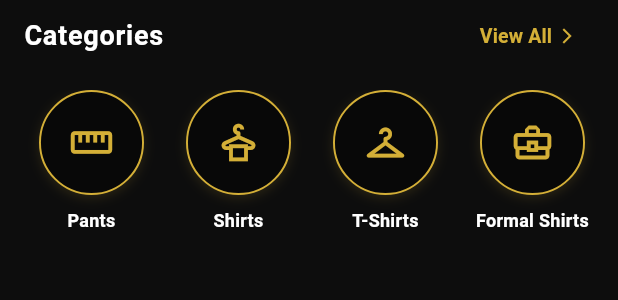
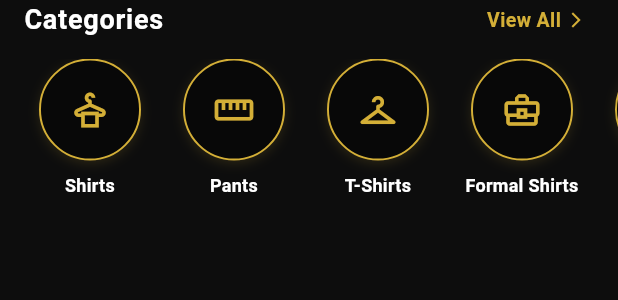
Before and after one commit to sivababu14301/RT-Android-Mobile-Application-, a Flutter app: the HomeCategories widget shown alone on an empty page, opened directly, on a phone screen of 412 x 824 dp. Shown: the top 300 px of the screen. Run offline on Flutter 3.47's test engine with Material 3 defaults, Android fonts, the phone set to English and light mode, and no system bars; our stand-ins replace dio, flutter_local_notifications, image_picker, open_filex, pdf, printing and 2 more; missing offline and left inert: razorpay_flutter; accounts and stored records are empty; network calls fail.

Commit message:
Update Home Categories to 7 standard clothing icons + More button and Full Categories Grid Screen

```diff
--- a/lib/screens/categories_screen.dart
+++ b/lib/screens/categories_screen.dart
@@ -8,7 +8,7 @@ class CategoriesScreen extends StatelessWidget {
 
   @override
   Widget build(BuildContext context) {
-    final categories = HomeCategories.categories;
+    final categories = HomeCategories.allCategories;
 
     return Scaffold(
       backgroundColor: AppColors.background,
--- a/lib/widgets/home/home_categories.dart
+++ b/lib/widgets/home/home_categories.dart
@@ -6,16 +6,27 @@ import '../../screens/products/product_list_screen.dart';
 class HomeCategories extends StatelessWidget {
   const HomeCategories({super.key});
 
-  // Expanded list of 16 categories
-  static const List<String> categories = [
+  // Top 7 featured categories for Home page
+  static const List<String> topCategories = [
+    'Shirts',
     'Pants',
-    'Shirts',
     'T-Shirts',
     'Formal Shirts',
     'Jeans',
+    'Suits',
+    'Blazers',
+  ];
+
+  // Full list of 16 categories for the full Categories Screen
+  static const List<String> allCategories = [
+    'Shirts',
+    'Pants',
+    'T-Shirts',
+    'Formal Shirts',
+    'Jeans',
+    'Suits',
+    'Blazers',
     'Trousers',
-    'Blazers',
-    'Suits',
     'Wedding Wear',
     'School Uniforms',
     'College Uniforms',
@@ -28,14 +39,14 @@ class HomeCategories extends StatelessWidget {
 
   static IconData getGoldClothingIcon(String categoryName) {
     final clean = categoryName.trim().toLowerCase();
+    if (clean == 'shirts') return Icons.dry_cleaning_outlined;
     if (clean == 'pants') return Icons.straighten;
-    if (clean == 'shirts') return Icons.dry_cleaning_outlined;
     if (clean == 't-shirts') return Icons.checkroom_outlined;
     if (clean == 'formal shirts') return Icons.business_center_outlined;
     if (clean == 'jeans') return Icons.style_outlined;
+    if (clean == 'suits') return Icons.military_tech_outlined;
+    if (clean == 'blazers') return Icons.work_outline;
     if (clean == 'trousers') return Icons.view_agenda_outlined;
-    if (clean == 'blazers') return Icons.work_outline;
-    if (clean == 'suits') return Icons.military_tech_outlined;
     if (clean == 'wedding wear') return Icons.celebration_outlined;
     if (clean == 'school uniforms') return Icons.badge_outlined;
     if (clean == 'college uniforms') return Icons.school_outlined;
@@ -44,15 +55,18 @@ class HomeCategories extends StatelessWidget {
     if (clean == 'shorts') return Icons.straighten;
     if (clean == 'jackets') return Icons.checkroom;
     if (clean == 'accessories') return Icons.style;
-    return Icons.style_outlined;
+    return Icons.checkroom_outlined;
   }
 
   @override
   Widget build(BuildContext context) {
+    // 7 categories + 1 "More" item
+    final int itemCount = topCategories.length + 1;
+
     return Column(
       crossAxisAlignment: CrossAxisAlignment.start,
       children: [
-        // Header Row: Categories Title & View All Action
+        // Header Row: Categories Title & View All
         Padding(
           padding: const EdgeInsets.symmetric(horizontal: 16.0),
           child: Row(
@@ -67,8 +81,8 @@ class HomeCategories extends StatelessWidget {
                   letterSpacing: 0.5,
                 ),
               ),
-              TextButton(
-                onPressed: () {
+              InkWell(
+                onTap: () {
                   Navigator.push(
                     context,
                     MaterialPageRoute(
@@ -76,7 +90,10 @@ class HomeCategories extends StatelessWidget {
                     ),
                   );
                 },
-                child: const Row(
+                borderRadius: BorderRadius.circular(8),
+                child: const Padding(
+                  padding: EdgeInsets.symmetric(horizontal: 6, vertical: 4),
+                  child: Row(
                     children: [
                       Text(
                         'View All',
@@ -91,43 +108,54 @@ class HomeCategories extends StatelessWidget {
                     ],
                   ),
                 ),
+              ),
             ],
           ),
         ),
         const SizedBox(height: 12),
 
-        // Single Horizontally Scrollable Row of 16 Circular Black Badges (#080808)
+        // Horizontally Scrollable Row of 7 Category Circles + 1 "More" Circle
         SizedBox(
           height: 110,
           child: ListView.builder(
             scrollDirection: Axis.horizontal,
             physics: const BouncingScrollPhysics(),
             padding: const EdgeInsets.symmetric(horizontal: 12),
-            itemCount: categories.length,
+            itemCount: itemCount,
             itemBuilder: (context, index) {
-              final String category = categories[index];
-              final IconData clothingIcon = getGoldClothingIcon(category);
+              final bool isMore = index == topCategories.length;
+              final String title = isMore ? 'More' : topCategories[index];
+              final IconData icon = isMore ? Icons.grid_view : getGoldClothingIcon(title);
 
               return Padding(
                 padding: const EdgeInsets.symmetric(horizontal: 8.0),
                 child: GestureDetector(
                   onTap: () {
+                    if (isMore) {
                       Navigator.push(
                         context,
                         MaterialPageRoute(
-                        builder: (context) => ProductListScreen(initialCategory: category),
+                          builder: (context) => const CategoriesScreen(),
                         ),
                       );
+                    } else {
+                      Navigator.push(
+                        context,
+                        MaterialPageRoute(
+                          builder: (context) => ProductListScreen(initialCategory: title),
+                        ),
+                      );
+                    }
                   },
                   child: SizedBox(
-                    width: 82,
+                    width: 80,
                     child: Column(
                       mainAxisSize: MainAxisSize.min,
                       children: [
-                        // Large Circular Dark Badge (#080808) with Thin Gold Border (#D4AF37)
+                        // Circular Icon Container (#080808) with Gold Border (#D4AF37)
                         Container(
-                          width: 70,
-                          height: 70,
+                          width: 68,
+                          height: 68,
                           decoration: BoxDecoration(
                             shape: BoxShape.circle,
                             color: const Color(0xFF080808),
@@ -145,17 +173,17 @@ class HomeCategories extends StatelessWidget {
                           ),
                           child: Center(
                             child: Icon(
-                              clothingIcon,
+                              icon,
                               color: AppColors.gold,
-                              size: 30,
+                              size: 28,
                             ),
                           ),
                         ),
                         const SizedBox(height: 8),
 
-                        // Centered White Category Label
+                        // White Label
                         Text(
-                          category,
+                          title,
                           textAlign: TextAlign.center,
                           style: const TextStyle(
                             color: Colors.white,
```
Lines whose indentation alone changed are shown as unchanged.
